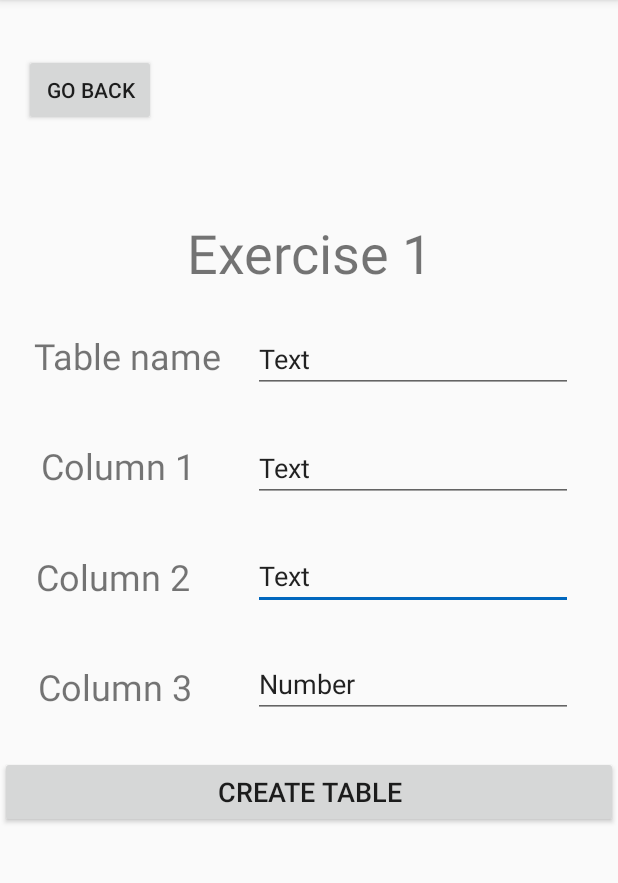
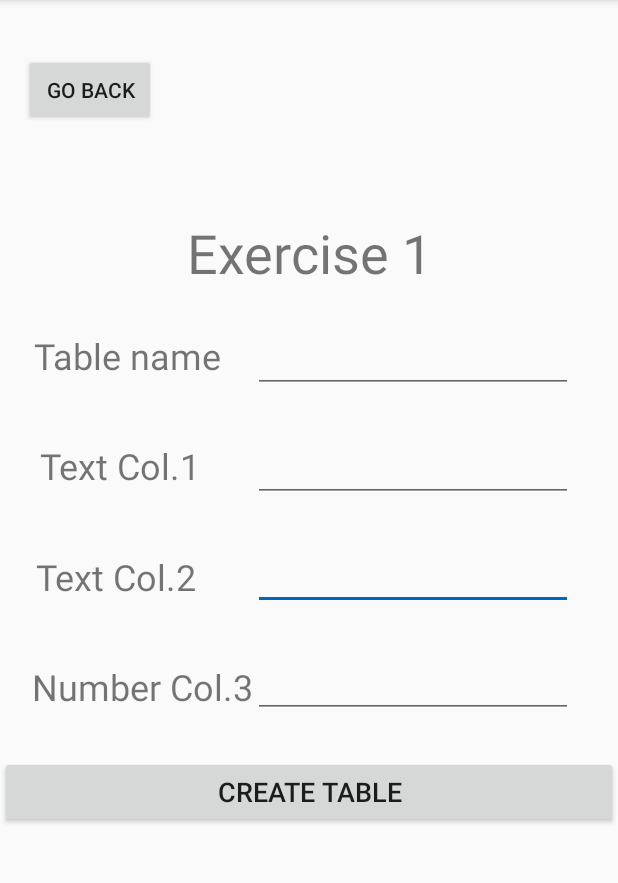
Before and after one commit to Zitd/DesarrolloM08UF2, an Android app: the Activity2 screen opened directly, with no data from a screen before it, on a phone screen of 412 x 824 dp, the part 84-967 px from its top. Run offline under Robolectric (Android 15) with nearby library versions, the phone set to English and light mode, and no system bars.

Commit message:
UF2_VER_2.1
Corregido errores de interfáz

```diff
--- a/app/src/main/java/com/example/desarrollom08uf2/Activity2.java
+++ b/app/src/main/java/com/example/desarrollom08uf2/Activity2.java
@@ -67,8 +67,9 @@ public class Activity2 extends AppCompatActivity {
 
 
 
-        btnInsert.setVisibility(View.INVISIBLE);
         btnInsert.setVisibility(View.VISIBLE);
+        btnCreate.setVisibility(View.INVISIBLE);
+
     }
 
     public void tableInsert() {
@@ -89,8 +90,6 @@ public class Activity2 extends AppCompatActivity {
                             editApellidos.setText(null);
                             editNota.setText(null);
                             }
-
-
                         else
                             Toast.makeText(Activity2.this, "Datos NOI insertadosdsds",Toast.LENGTH_SHORT).show();
                     }
--- a/app/src/main/res/layout/activity_2.xml
+++ b/app/src/main/res/layout/activity_2.xml
@@ -76,7 +76,6 @@
 
     <EditText
         android:id="@+id/editText3"
-        android:text="@string/tableText"
         android:layout_width="wrap_content"
         android:layout_height="wrap_content"
         android:ems="10"
@@ -90,7 +89,6 @@
 
     <EditText
         android:id="@+id/editText4"
-        android:text="@string/tableNum"
         android:layout_width="wrap_content"
         android:layout_height="wrap_content"
         android:ems="10"
@@ -100,7 +98,8 @@
         app:layout_constraintHorizontal_bias="0.848"
         app:layout_constraintStart_toStartOf="parent"
         app:layout_constraintTop_toTopOf="parent"
-        app:layout_constraintVertical_bias="0.6" />
+        app:layout_constraintVertical_bias="0.6"
+        />
 
     <TextView
         android:id="@+id/textView5"
@@ -143,7 +142,6 @@
 
     <EditText
         android:id="@+id/editText"
-        android:text="@string/tableText"
         android:layout_width="wrap_content"
         android:layout_height="wrap_content"
         android:ems="10"
@@ -170,7 +168,6 @@
 
     <EditText
         android:id="@+id/editText2"
-        android:text="@string/tableText"
         android:layout_width="wrap_content"
         android:layout_height="wrap_content"
         android:ems="10"
--- a/app/src/main/res/values/strings.xml
+++ b/app/src/main/res/values/strings.xml
@@ -28,12 +28,8 @@
     <string name="serviceStarted">The service has started</string>
 
     <string name="tableName">Table name</string>
-    <string name="tableCol1">Column 1</string>
-    <string name="tableCol2">Column 2</string>
-    <string name="tableCol3">Column 3</string>
-
-    <string name="tableText">Text</string>
-    <string name="tableNum">Number</string>
-
+    <string name="tableCol1">Text Col.1</string>
+    <string name="tableCol2">Text Col.2</string>
+    <string name="tableCol3">Number Col.3</string>
 
 </resources>
```
Also changed, not shown: 1 other file.
